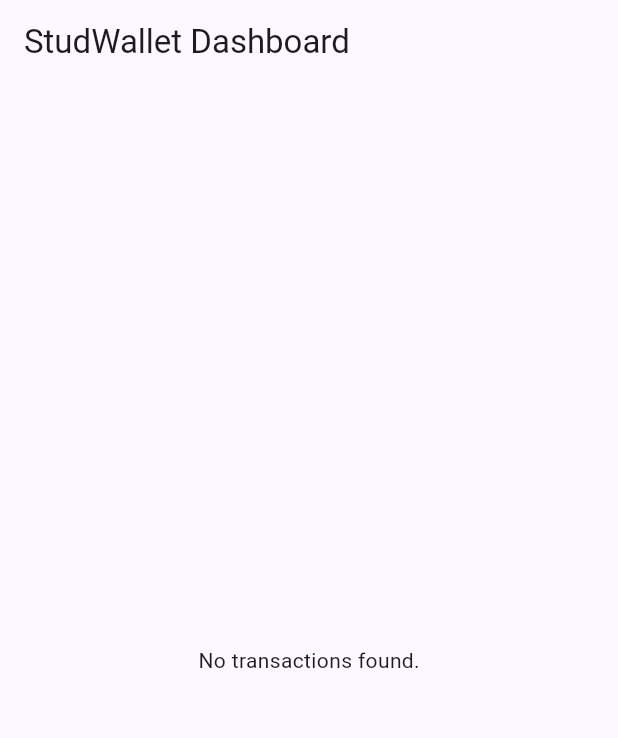
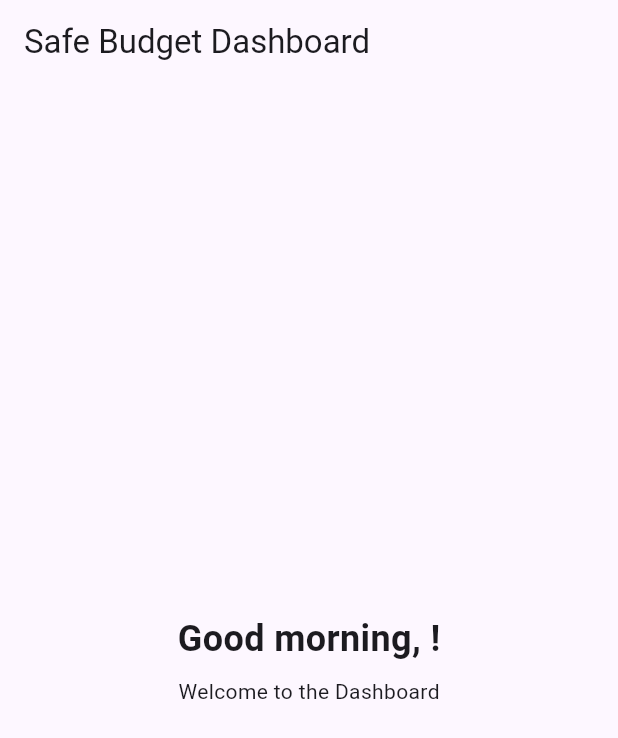
Before and after one commit to CTBen-tech/studbank, a Flutter app: the screen it shows once a user with an empty profile is signed in, on a phone screen of 412 x 824 dp. Shown: the top 738 px of the screen. Run offline on Flutter 3.47's test engine with Material 3 defaults, Android fonts, the phone set to English and light mode, and no system bars; our stand-ins replace cloud_firestore, firebase_auth, firebase_core, fl_chart; accounts and stored records are empty.

```diff
--- a/lib/pages/dashboard.dart
+++ b/lib/pages/dashboard.dart
@@ -1,149 +1,186 @@
-import 'package:cloud_firestore/cloud_firestore.dart';
+//import 'package:cloud_firestore/cloud_firestore.dart';
 import 'package:firebase_auth/firebase_auth.dart';
 import 'package:flutter/material.dart';
 
-// Model class for transactions to ensure type safety
-class TransactionModel {
-  final double amount;
-  final String category;
-  final String type;
-  final DateTime date;
-  final String? description;
+// // Model class for transactions to ensure type safety
+// class TransactionModel {
+//   final double amount;
+//   final String category;
+//   final String type;
+//   final DateTime date;
+//   final String? description;
 
-  TransactionModel({
-    required this.amount,
-    required this.category,
-    required this.type,
-    required this.date,
-    this.description,
-  });
+//   TransactionModel({
+//     required this.amount,
+//     required this.category,
+//     required this.type,
+//     required this.date,
+//     this.description,
+//   });
 
-  factory TransactionModel.fromFirestore(DocumentSnapshot doc) {
-    final data = doc.data() as Map<String, dynamic>;
-    return TransactionModel(
-      amount: (data['amount'] as num?)?.toDouble() ?? 0.0,
-      category: data['category'] as String? ?? 'Unknown',
-      type: data['type'] as String? ?? 'expense',
-      date: (data['date'] as Timestamp?)?.toDate() ?? DateTime.now(),
-      description: data['description'] as String?,
-    );
-  }
-}
+//   factory TransactionModel.fromFirestore(DocumentSnapshot doc) {
+//     final data = doc.data() as Map<String, dynamic>;
+//     return TransactionModel(
+//       amount: (data['amount'] as num?)?.toDouble() ?? 0.0,
+//       category: data['category'] as String? ?? 'Unknown',
+//       type: data['type'] as String? ?? 'expense',
+//       date: (data['date'] as Timestamp?)?.toDate() ?? DateTime.now(),
+//       description: data['description'] as String?,
+//     );
+//   }
+// }
+
+// class DashboardPage extends StatelessWidget {
+//   const DashboardPage({super.key}); // Fixed: Use super.key
+
+//   @override
+//   Widget build(BuildContext context) {
+//     final user = FirebaseAuth.instance.currentUser;
+
+//     // Redirect to login if user is not authenticated
+//     if (user == null) {
+//       WidgetsBinding.instance.addPostFrameCallback((_) {
+//         Navigator.pushReplacementNamed(context, '/login');
+//       });
+//       return const Scaffold(
+//         body: Center(child: Text('Redirecting to login...')),
+//       );
+//     }
+
+//     return Scaffold(
+//       appBar: AppBar(title: const Text('Safe Budget Dashboard')),
+//       body: StreamBuilder<QuerySnapshot>(
+//         stream: FirebaseFirestore.instance
+//             .collection('users')
+//             .doc(user.uid)
+//             .collection('transactions')
+//             .orderBy('timestamp', descending: true)
+//             .limit(5)
+//             .snapshots(),
+//         builder: (context, AsyncSnapshot<QuerySnapshot> snapshot) {
+//           if (snapshot.hasError) {
+//             return const Center(
+//               child: Text('Error loading transactions. Please try again.'),
+//             );
+//           }
+
+//           if (snapshot.connectionState == ConnectionState.waiting) {
+//             return const Center(child: CircularProgressIndicator());
+//           }
+
+//           if (!snapshot.hasData || snapshot.data!.docs.isEmpty) {
+//             return const Center(child: Text('No transactions found.'));
+//           }
+
+//           final transactions = snapshot.data!.docs
+//               .map((doc) => TransactionModel.fromFirestore(doc))
+//               .toList();
+
+//           // Calculate total balance dynamically
+//           double totalBalance = 0.0;
+//           for (var transaction in transactions) {
+//             if (transaction.type == 'income') {
+//               totalBalance += transaction.amount;
+//             } else if (transaction.type == 'expense') {
+//               totalBalance -= transaction.amount;
+//             }
+//           }
+
+//           return Column(
+//             children: [
+//               Card(
+//                 margin: const EdgeInsets.all(16.0),
+//                 child: ListTile(
+//                   title: const Text(
+//                     'Total Balance',
+//                     style: TextStyle(fontWeight: FontWeight.bold),
+//                   ),
+//                   subtitle: Text(
+//                     '\$${totalBalance.toStringAsFixed(2)}',
+//                     style: TextStyle(
+//                       color: totalBalance >= 0 ? Colors.green : Colors.red,
+//                     ),
+//                   ),
+//                 ),
+//               ),
+//               Expanded(
+//                 child: ListView.builder(
+//                   itemCount: transactions.length,
+//                   itemBuilder: (context, index) {
+//                     final transaction = transactions[index];
+//                     return ListTile(
+//                       title: Text(transaction.category),
+//                       subtitle: Text(
+//                         '${transaction.type.capitalize()} - \$${transaction.amount.toStringAsFixed(2)}',
+//                       ),
+//                       trailing: Text(
+//                         _formatDate(transaction.date),
+//                       ),
+//                     );
+//                   },
+//                 ),
+//               ),
+//               Padding(
+//                 padding: const EdgeInsets.all(16.0),
+//                 child: ElevatedButton(
+//                   onPressed: () =>
+//                       Navigator.pushNamed(context, '/add-transaction'),
+//                   child: const Text('Add Transaction'),
+//                 ),
+//               ),
+//             ],
+//           );
+//         },
+//       ),
+//     );
+//   }
+
+//   // Helper function to format date
+//   String _formatDate(DateTime date) {
+//     return '${date.day}/${date.month}/${date.year}';
+//   }
+// }
+
+// // Extension to capitalize strings
+// extension StringExtension on String {
+//   String capitalize() {
+//     return "${this[0].toUpperCase()}${substring(1)}";
+//   }
+// }
+
 
 class DashboardPage extends StatelessWidget {
-  const DashboardPage({super.key}); // Fixed: Use super.key
+  const DashboardPage({super.key});
+
+  String _getGreeting() {
+    final hour = DateTime.now().hour;
+    if (hour < 12) return 'Good morning';
+    if (hour < 17) return 'Good afternoon';
+    return 'Good evening';
+  }
 
   @override
   Widget build(BuildContext context) {
     final user = FirebaseAuth.instance.currentUser;
-
-    // Redirect to login if user is not authenticated
-    if (user == null) {
-      WidgetsBinding.instance.addPostFrameCallback((_) {
-        Navigator.pushReplacementNamed(context, '/login');
-      });
-      return const Scaffold(
-        body: Center(child: Text('Redirecting to login...')),
-      );
-    }
+    final displayName = user?.displayName ?? 'Guest';
 
     return Scaffold(
-      appBar: AppBar(title: const Text('StudWallet Dashboard')),
-      body: StreamBuilder<QuerySnapshot>(
-        stream: FirebaseFirestore.instance
-            .collection('users')
-            .doc(user.uid)
-            .collection('transactions')
-            .orderBy('timestamp', descending: true)
-            .limit(5)
-            .snapshots(),
-        builder: (context, AsyncSnapshot<QuerySnapshot> snapshot) {
-          if (snapshot.hasError) {
-            return const Center(
-              child: Text('Error loading transactions. Please try again.'),
-            );
-          }
-
-          if (snapshot.connectionState == ConnectionState.waiting) {
-            return const Center(child: CircularProgressIndicator());
-          }
-
-          if (!snapshot.hasData || snapshot.data!.docs.isEmpty) {
-            return const Center(child: Text('No transactions found.'));
-          }
-
-          final transactions = snapshot.data!.docs
-              .map((doc) => TransactionModel.fromFirestore(doc))
-              .toList();
-
-          // Calculate total balance dynamically
-          double totalBalance = 0.0;
-          for (var transaction in transactions) {
-            if (transaction.type == 'income') {
-              totalBalance += transaction.amount;
-            } else if (transaction.type == 'expense') {
-              totalBalance -= transaction.amount;
-            }
-          }
-
-          return Column(
-            children: [
-              Card(
-                margin: const EdgeInsets.all(16.0),
-                child: ListTile(
-                  title: const Text(
-                    'Total Balance',
-                    style: TextStyle(fontWeight: FontWeight.bold),
-                  ),
-                  subtitle: Text(
-                    '\$${totalBalance.toStringAsFixed(2)}',
-                    style: TextStyle(
-                      color: totalBalance >= 0 ? Colors.green : Colors.red,
-                    ),
-                  ),
-                ),
-              ),
-              Expanded(
-                child: ListView.builder(
-                  itemCount: transactions.length,
-                  itemBuilder: (context, index) {
-                    final transaction = transactions[index];
-                    return ListTile(
-                      title: Text(transaction.category),
-                      subtitle: Text(
-                        '${transaction.type.capitalize()} - \$${transaction.amount.toStringAsFixed(2)}',
-                      ),
-                      trailing: Text(
-                        _formatDate(transaction.date),
-                      ),
-                    );
-                  },
-                ),
-              ),
-              Padding(
-                padding: const EdgeInsets.all(16.0),
-                child: ElevatedButton(
-                  onPressed: () =>
-                      Navigator.pushNamed(context, '/add-transaction'),
-                  child: const Text('Add Transaction'),
-                ),
-              ),
-            ],
-          );
-        },
+      appBar: AppBar(
+        title: const Text('Safe Budget Dashboard'),
+      ),
+      body: Center(
+        child: Column(
+          mainAxisAlignment: MainAxisAlignment.center,
+          children: [
+            Text(
+              '${_getGreeting()}, $displayName!',
+              style: const TextStyle(fontSize: 24, fontWeight: FontWeight.bold),
+            ),
+            const SizedBox(height: 8),
+            const Text('Welcome to the Dashboard'),
+          ],
+        ),
       ),
     );
   }
-
-  // Helper function to format date
-  String _formatDate(DateTime date) {
-    return '${date.day}/${date.month}/${date.year}';
-  }
 }
-
-// Extension to capitalize strings
-extension StringExtension on String {
-  String capitalize() {
-    return "${this[0].toUpperCase()}${substring(1)}";
-  }
-}
```
Also changed, not shown: 1 other file.
